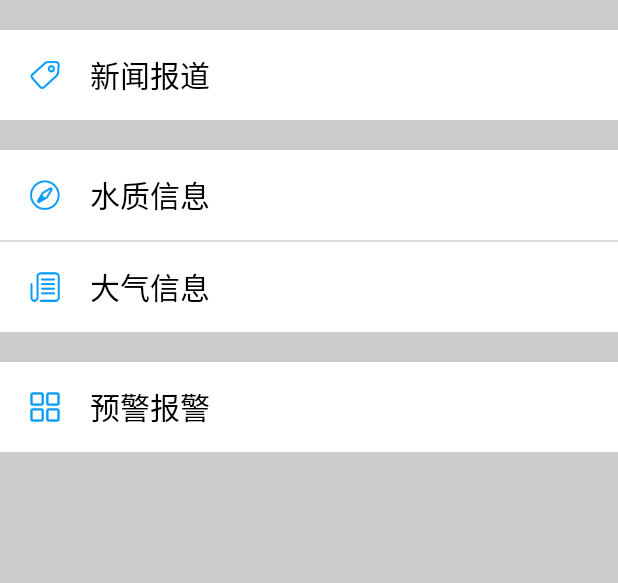
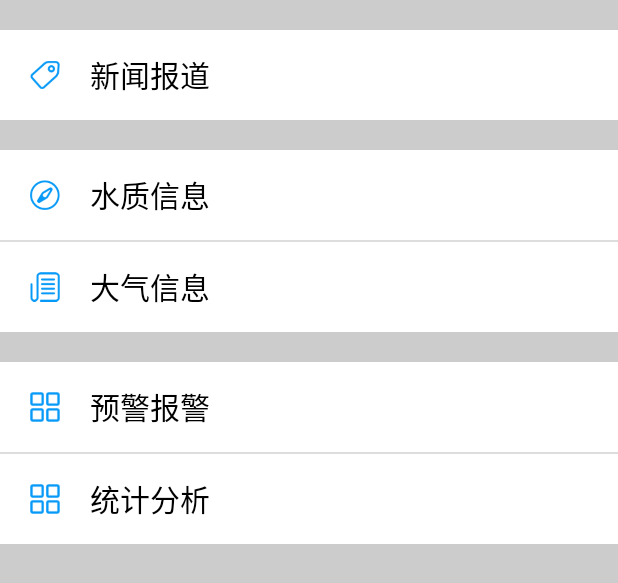
Before and after one commit to 0000duck/AndroidDemo, an Android app: the layout fragment_dynamic.xml on its own in the app's theme, with its tools: preview values and no code run, on a phone screen of 412 x 824 dp. Shown: the top 583 px of the screen. Run offline under Robolectric (Android 15) with nearby library versions, the phone set to English and light mode, and no system bars.

Commit message:
modify the UI.

```diff
--- a/SmartGreen/app/src/main/AndroidManifest.xml
+++ b/SmartGreen/app/src/main/AndroidManifest.xml
@@ -33,6 +33,7 @@
             android:name=".activity.NewsListActivity"
             android:label="@string/title_activity_news_list"
             android:theme="@style/AppTheme.NoActionBar"></activity>
+        <activity android:name=".activity.StatisticActivity"></activity>
     </application>
 
 </manifest>
--- a/SmartGreen/app/src/main/java/hb/smartgreen/fragment/MainFragment.java
+++ b/SmartGreen/app/src/main/java/hb/smartgreen/fragment/MainFragment.java
@@ -114,7 +114,9 @@ public class MainFragment extends BaseFragment {
                 .denyCacheImageMultipleSizesInMemory()
                 .diskCacheFileNameGenerator(new Md5FileNameGenerator())
                 .tasksProcessingOrder(QueueProcessingType.LIFO).build();
-        ImageLoader.getInstance().init(config);
+        if(!ImageLoader.getInstance().isInited()){
+            ImageLoader.getInstance().init(config);
+        }
     }
     private void initBanner() {
         initImageLoader();
--- a/SmartGreen/app/src/main/res/layout/fragment_dynamic.xml
+++ b/SmartGreen/app/src/main/res/layout/fragment_dynamic.xml
@@ -98,7 +98,30 @@
             android:textSize="20dp"
             android:layout_marginLeft="20dp"/>
     </LinearLayout>
-
+    <View
+        android:layout_width="fill_parent"
+        android:layout_height="1dip"
+        android:background="#ffdddddd" />
+    <LinearLayout
+        android:layout_width="match_parent"
+        android:layout_height="60dp"
+        android:id = "@+id/tjBtn"
+        android:background="@color/rippelColor">
+        <ImageView
+            android:layout_width="20dp"
+            android:layout_height="20dp"
+            android:layout_gravity="center"
+            android:layout_marginLeft="20dp"
+            android:src= "@drawable/i8"/>
+        <TextView
+            android:layout_width="wrap_content"
+            android:layout_height="wrap_content"
+            android:text="统计分析"
+            android:layout_gravity="center"
+            android:textColor="@color/contents_text"
+            android:textSize="20dp"
+            android:layout_marginLeft="20dp"/>
+    </LinearLayout>
 
 
 </LinearLayout>
--- a/SmartGreen/build.gradle
+++ b/SmartGreen/build.gradle
@@ -5,7 +5,7 @@ buildscript {
         jcenter()
     }
     dependencies {
-        classpath 'com.android.tools.build:gradle:1.5.0'
+        classpath 'com.android.tools.build:gradle:2.0.0'
 
         // NOTE: Do not place your application dependencies here; they belong
         // in the individual module build.gradle files
```
Also changed, not shown: SmartGreen/app/src/main/java/hb/smartgreen/Widget/TabListViewPager.java (+1 -21 lines), SmartGreen/app/src/main/java/hb/smartgreen/activity/MainActivity.java (+11 -11 lines), SmartGreen/app/src/main/java/hb/smartgreen/activity/StatisticActivity.java (added, +62 -0 lines), SmartGreen/app/src/main/java/hb/smartgreen/fragment/DynamicFragment.java (+14 -2 lines), SmartGreen/app/src/main/java/hb/smartgreen/fragment/TabListFragment.java (+5 -4 lines), SmartGreen/gradle/wrapper/gradle-wrapper.properties.
